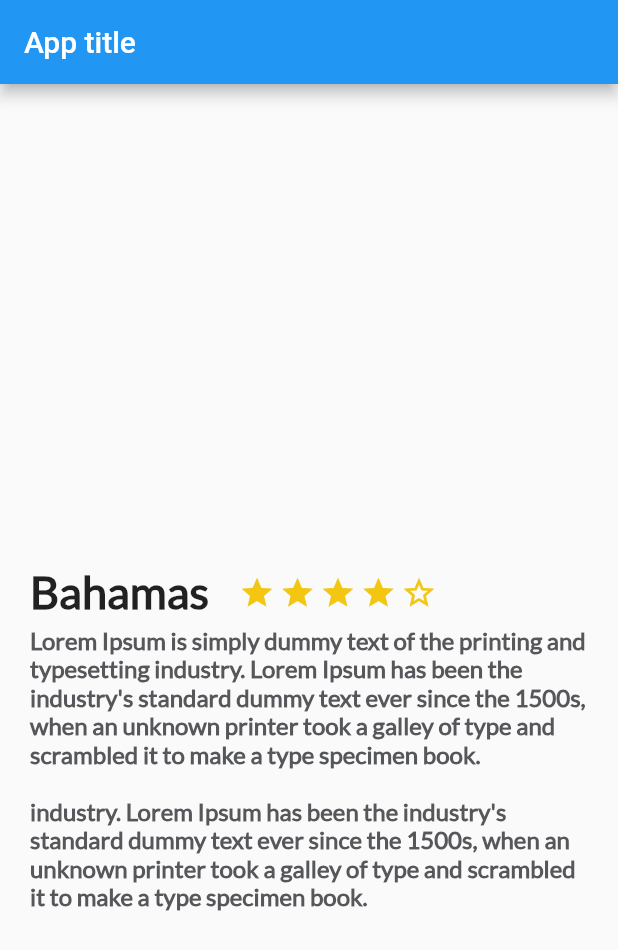
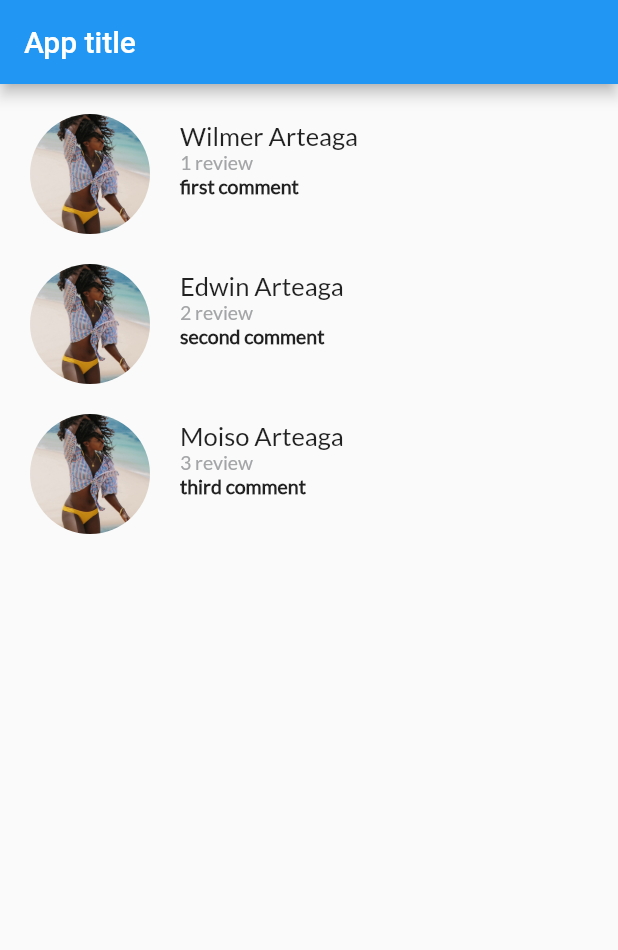
Before and after one commit to killerwilmer/flutter, a Flutter app: the screen it shows after launch, on a phone screen of 412 x 824 dp. Shown: the top 950 px of the screen. Run offline on Flutter 3.47's test engine with Material 2 defaults, Android fonts, the phone set to English and light mode, and no system bars.

Commit message:
Add review list

```diff
--- a/platzi/Curso_de_Flutter/trips_app/lib/main.dart
+++ b/platzi/Curso_de_Flutter/trips_app/lib/main.dart
@@ -1,5 +1,6 @@
 import 'package:flutter/material.dart';
 import 'description_place.dart';
+import 'review-list.dart';
 
 void main() => runApp(MyApp());
 
@@ -24,7 +25,8 @@ class MyApp extends StatelessWidget {
         appBar: AppBar(
           title: Text("App title"),
         ),
-        body: new DescriptionPlace("Bahamas", 4, descriptionDummy),
+        //body: new DescriptionPlace("Bahamas", 4, descriptionDummy),
+        body: ReviewList(),
       )
     );
   }
--- /dev/null
+++ b/platzi/Curso_de_Flutter/trips_app/lib/review-list.dart
@@ -0,0 +1,17 @@
+import 'package:flutter/material.dart';
+import 'package:trips_app/review.dart';
+
+class ReviewList extends StatelessWidget {
+  @override
+  Widget build(BuildContext context) {
+    return Column(
+      crossAxisAlignment: CrossAxisAlignment.start,
+      children: <Widget>[
+        new Review("assets/images/people.jpg", "Wilmer Arteaga", "1 review", "first comment"),
+        new Review("assets/images/people.jpg", "Edwin Arteaga", "2 review", "second comment"),
+        new Review("assets/images/people.jpg", "Moiso Arteaga", "3 review", "third comment")
+      ]
+    );
+  }
+
+}
--- a/platzi/Curso_de_Flutter/trips_app/lib/review.dart
+++ b/platzi/Curso_de_Flutter/trips_app/lib/review.dart
@@ -3,9 +3,68 @@ import 'package:flutter/material.dart';
 class Review extends StatelessWidget {
 
   String pathImage = "assets/images/people.jpg";
+  String name = "Wilmer Arteaga";
+  String details = "1 review 5 photos";
+  String comment = "There is amazing place in Sri Lanka";
+
+  Review(this.pathImage, this.name, this.details, this.comment);
 
   @override
   Widget build(BuildContext context) {
+
+    final userComment = Container(
+      margin: EdgeInsets.only(
+        left: 20.0
+      ),
+      child: Text(
+        comment,
+        textAlign: TextAlign.left,
+        style: TextStyle(
+          fontFamily: "Lato",
+          fontSize: 13.0,
+          fontWeight: FontWeight.w900
+        ),
+      ),
+    );
+
+    final userInfo = Container(
+      margin: EdgeInsets.only(
+        left: 20.0
+      ),
+      child: Text(
+        details,
+        textAlign: TextAlign.left,
+        style: TextStyle(
+          fontFamily: "Lato",
+          fontSize: 13.0,
+          color: Color(0xFFa3a5a7)
+        ),
+      ),
+    );
+
+    final userName = Container(
+      margin: EdgeInsets.only(
+        left: 20.0
+      ),
+      child: Text(
+        name,
+        textAlign: TextAlign.left,
+        style: TextStyle(
+          fontFamily: "Lato",
+          fontSize: 17.0
+        ),
+      ),
+    );
+
+    final userDetails = Column(
+      crossAxisAlignment: CrossAxisAlignment.start,
+      children: <Widget>[
+        userName,
+        userInfo,
+        userComment
+      ],
+    );
+
     final photo = Container(
       margin: EdgeInsets.only(
         top: 20.0,
@@ -26,7 +85,8 @@ class Review extends StatelessWidget {
 
     return Row(
       children: <Widget>[
-
+        photo,
+        userDetails
       ],
     );
   }
```
